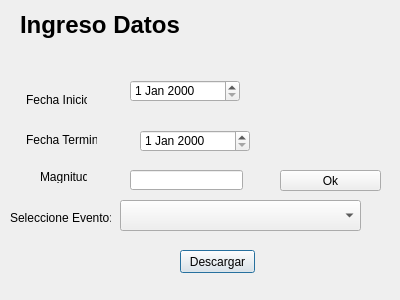
This is qt/interfaz/descarga_datos.ui in DanielOrtega94/Proyecto-Python-Cientifico as Qt 5 draws it before an edit. The edited form follows.
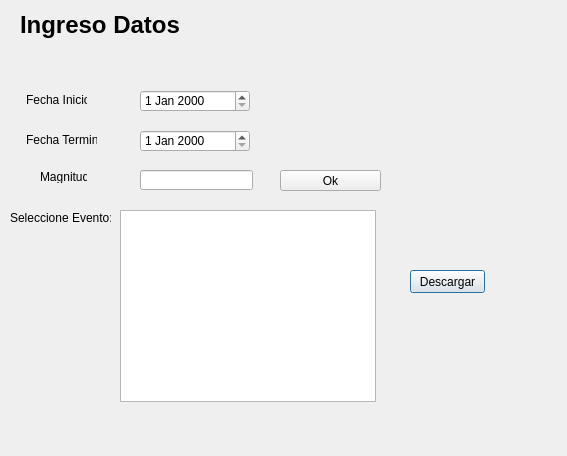
This is the edited form.

```diff
--- a/qt/interfaz/descarga_datos.ui
+++ b/qt/interfaz/descarga_datos.ui
@@ -6,23 +6,13 @@
    <rect>
     <x>0</x>
     <y>0</y>
-    <width>400</width>
-    <height>300</height>
+    <width>567</width>
+    <height>456</height>
    </rect>
   </property>
   <property name="windowTitle">
    <string>Descarga Datos</string>
   </property>
-  <widget class="QComboBox" name="evento_comboBox">
-   <property name="geometry">
-    <rect>
-     <x>120</x>
-     <y>200</y>
-     <width>241</width>
-     <height>31</height>
-    </rect>
-   </property>
-  </widget>
   <widget class="QLabel" name="evento_label">
    <property name="geometry">
     <rect>
@@ -91,7 +81,7 @@
   <widget class="QLineEdit" name="magnitud_edit">
    <property name="geometry">
     <rect>
-     <x>130</x>
+     <x>140</x>
      <y>170</y>
      <width>113</width>
      <height>20</height>
@@ -101,8 +91,8 @@
   <widget class="QPushButton" name="descarga_button">
    <property name="geometry">
     <rect>
-     <x>180</x>
-     <y>250</y>
+     <x>410</x>
+     <y>270</y>
      <width>75</width>
      <height>23</height>
     </rect>
@@ -127,8 +117,8 @@
   <widget class="QDateEdit" name="fecha_inicio_edit">
    <property name="geometry">
     <rect>
-     <x>130</x>
-     <y>80</y>
+     <x>140</x>
+     <y>90</y>
      <width>110</width>
      <height>22</height>
     </rect>
@@ -144,6 +134,16 @@
     </rect>
    </property>
   </widget>
+  <widget class="QListWidget" name="descargar_listWidget">
+   <property name="geometry">
+    <rect>
+     <x>120</x>
+     <y>210</y>
+     <width>256</width>
+     <height>192</height>
+    </rect>
+   </property>
+  </widget>
  </widget>
  <resources/>
  <connections/>
```
